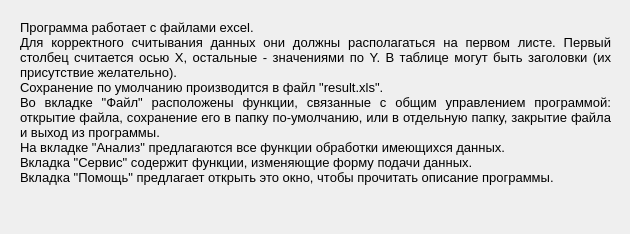
Above: graphs/help.ui from DonRumata710/Graphs before the change. Below: the same form after it.
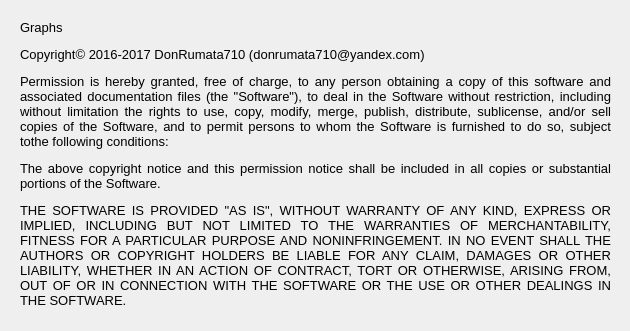
That is the form after the change.

Commit message: Changed about window

What changed in the file:
```diff
--- a/graphs/help.ui
+++ b/graphs/help.ui
@@ -7,7 +7,7 @@
     <x>0</x>
     <y>0</y>
     <width>630</width>
-    <height>234</height>
+    <height>331</height>
    </rect>
   </property>
   <property name="windowTitle">
@@ -19,7 +19,7 @@
      <x>20</x>
      <y>20</y>
      <width>591</width>
-     <height>201</height>
+     <height>291</height>
     </rect>
    </property>
    <property name="font">
@@ -28,13 +28,7 @@
     </font>
    </property>
    <property name="text">
-    <string>Программа работает с файлами excel.
-Для корректного считывания данных они должны располагаться на первом листе. Первый столбец считается осью X, остальные - значениями по Y. В таблице могут быть заголовки (их присутствие желательно).
-Сохранение по умолчанию производится в файл &quot;result.xls&quot;.
-Во вкладке &quot;Файл&quot; расположены функции, связанные с общим управлением программой: открытие файла, сохранение его в папку по-умолчанию, или в отдельную папку, закрытие файла и выход из программы.
-На вкладке &quot;Анализ&quot; предлагаются все функции обработки имеющихся данных.
-Вкладка &quot;Сервис&quot; содержит функции, изменяющие форму подачи данных.
-Вкладка &quot;Помощь&quot; предлагает открыть это окно, чтобы прочитать описание программы.</string>
+    <string>&lt;html&gt;&lt;head/&gt;&lt;body&gt;&lt;p&gt;Graphs&lt;/p&gt;&lt;p&gt;Copyright© 2016-2017 DonRumata710 (donrumata710@yandex.com)&lt;/p&gt;&lt;p&gt;Permission is hereby granted, free of charge, to any person obtaining a copy of this software and associated documentation files (the &amp;quot;Software&amp;quot;), to deal in the Software without restriction, including without limitation the rights to use, copy, modify, merge, publish, distribute, sublicense, and/or sell copies of the Software, and to permit persons to whom the Software is furnished to do so, subject tothe following conditions:&lt;/p&gt;&lt;p&gt;The above copyright notice and this permission notice shall be included in all copies or substantial portions of the Software.&lt;/p&gt;&lt;p&gt;THE SOFTWARE IS PROVIDED &amp;quot;AS IS&amp;quot;, WITHOUT WARRANTY OF ANY KIND, EXPRESS OR IMPLIED, INCLUDING BUT NOT LIMITED TO THE WARRANTIES OF MERCHANTABILITY, FITNESS FOR A PARTICULAR PURPOSE AND NONINFRINGEMENT. IN NO EVENT SHALL THE AUTHORS OR COPYRIGHT HOLDERS BE LIABLE FOR ANY CLAIM, DAMAGES OR OTHER LIABILITY, WHETHER IN AN ACTION OF CONTRACT, TORT OR OTHERWISE, ARISING FROM, OUT OF OR IN CONNECTION WITH THE SOFTWARE OR THE USE OR OTHER DEALINGS IN THE SOFTWARE.&lt;/p&gt;&lt;/body&gt;&lt;/html&gt;</string>
    </property>
    <property name="textFormat">
     <enum>Qt::AutoText</enum>
```
